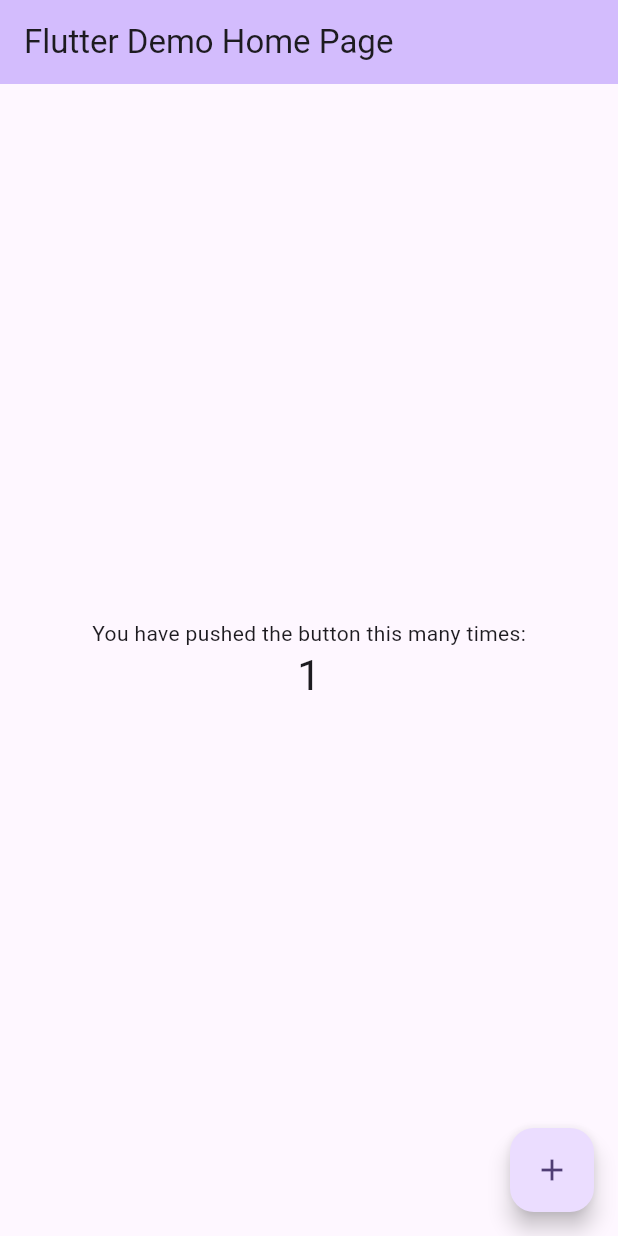
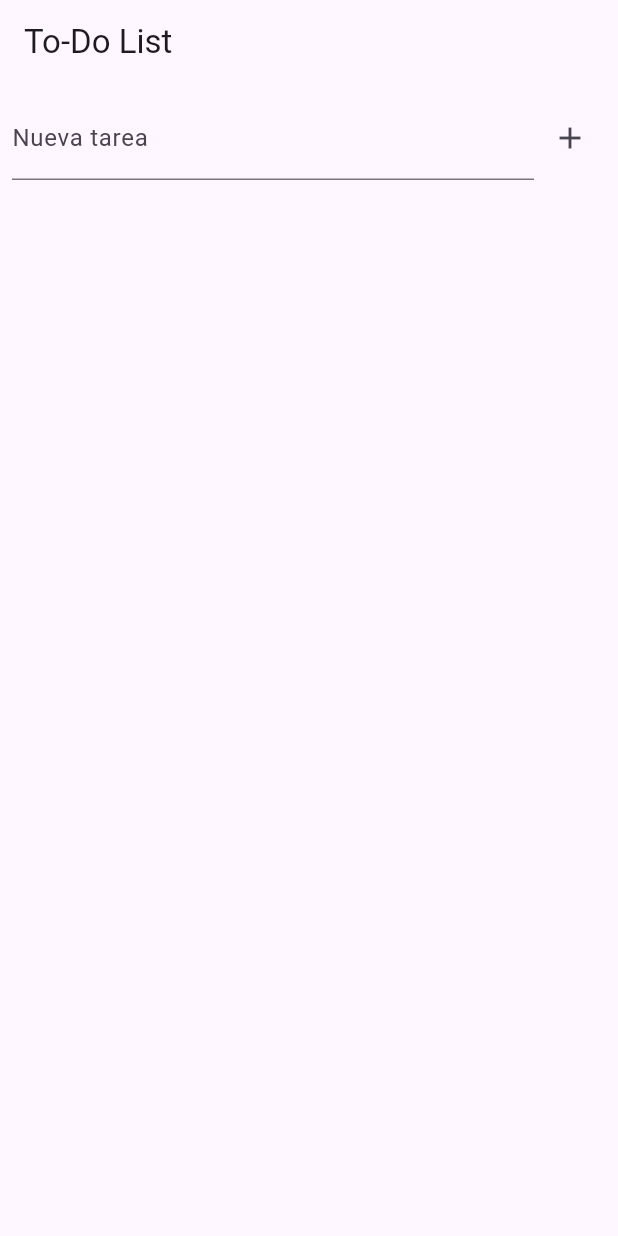
Before and after one commit to pepecode1/PuzzleToDo-flutter, a Flutter app: the screen it shows after launch, after a tap on the "add" icon, on a phone screen of 412 x 824 dp. Run offline on Flutter 3.47's test engine with Material 3 defaults, Android fonts, the phone set to English and light mode, and no system bars; our stand-ins replace shared_preferences.

Commit message:
Application, model, service, configuration

```diff
--- a/lib/main.dart
+++ b/lib/main.dart
@@ -1,4 +1,5 @@
 import 'package:flutter/material.dart';
+import 'screens/home_screen.dart';
 
 void main() {
   runApp(const MyApp());
@@ -11,112 +12,9 @@ class MyApp extends StatelessWidget {
   @override
   Widget build(BuildContext context) {
     return MaterialApp(
-      title: 'Flutter Demo',
-      theme: ThemeData(
-        // This is the theme of your application.
-        //
-        // TRY THIS: Try running your application with "flutter run". You'll see
-        // the application has a purple toolbar. Then, without quitting the app,
-        // try changing the seedColor in the colorScheme below to Colors.green
-        // and then invoke "hot reload" (save your changes or press the "hot
-        // reload" button in a Flutter-supported IDE, or press "r" if you used
-        // the command line to start the app).
-        //
-        // Notice that the counter didn't reset back to zero; the application
-        // state is not lost during the reload. To reset the state, use hot
-        // restart instead.
-        //
-        // This works for code too, not just values: Most code changes can be
-        // tested with just a hot reload.
-        colorScheme: ColorScheme.fromSeed(seedColor: Colors.deepPurple),
-      ),
-      home: const MyHomePage(title: 'Flutter Demo Home Page'),
+      title: 'To-Do List App',
+      theme: ThemeData(primarySwatch: Colors.blue),
+      home: HomeScreen(),
     );
   }
 }
-
-class MyHomePage extends StatefulWidget {
-  const MyHomePage({super.key, required this.title});
-
-  // This widget is the home page of your application. It is stateful, meaning
-  // that it has a State object (defined below) that contains fields that affect
-  // how it looks.
-
-  // This class is the configuration for the state. It holds the values (in this
-  // case the title) provided by the parent (in this case the App widget) and
-  // used by the build method of the State. Fields in a Widget subclass are
-  // always marked "final".
-
-  final String title;
-
-  @override
-  State<MyHomePage> createState() => _MyHomePageState();
-}
-
-class _MyHomePageState extends State<MyHomePage> {
-  int _counter = 0;
-
-  void _incrementCounter() {
-    setState(() {
-      // This call to setState tells the Flutter framework that something has
-      // changed in this State, which causes it to rerun the build method below
-      // so that the display can reflect the updated values. If we changed
-      // _counter without calling setState(), then the build method would not be
-      // called again, and so nothing would appear to happen.
-      _counter++;
-    });
-  }
-
-  @override
-  Widget build(BuildContext context) {
-    // This method is rerun every time setState is called, for instance as done
-    // by the _incrementCounter method above.
-    //
-    // The Flutter framework has been optimized to make rerunning build methods
-    // fast, so that you can just rebuild anything that needs updating rather
-    // than having to individually change instances of widgets.
-    return Scaffold(
-      appBar: AppBar(
-        // TRY THIS: Try changing the color here to a specific color (to
-        // Colors.amber, perhaps?) and trigger a hot reload to see the AppBar
-        // change color while the other colors stay the same.
-        backgroundColor: Theme.of(context).colorScheme.inversePrimary,
-        // Here we take the value from the MyHomePage object that was created by
-        // the App.build method, and use it to set our appbar title.
-        title: Text(widget.title),
-      ),
-      body: Center(
-        // Center is a layout widget. It takes a single child and positions it
-        // in the middle of the parent.
-        child: Column(
-          // Column is also a layout widget. It takes a list of children and
-          // arranges them vertically. By default, it sizes itself to fit its
-          // children horizontally, and tries to be as tall as its parent.
-          //
-          // Column has various properties to control how it sizes itself and
-          // how it positions its children. Here we use mainAxisAlignment to
-          // center the children vertically; the main axis here is the vertical
-          // axis because Columns are vertical (the cross axis would be
-          // horizontal).
-          //
-          // TRY THIS: Invoke "debug painting" (choose the "Toggle Debug Paint"
-          // action in the IDE, or press "p" in the console), to see the
-          // wireframe for each widget.
-          mainAxisAlignment: MainAxisAlignment.center,
-          children: <Widget>[
-            const Text('You have pushed the button this many times:'),
-            Text(
-              '$_counter',
-              style: Theme.of(context).textTheme.headlineMedium,
-            ),
-          ],
-        ),
-      ),
-      floatingActionButton: FloatingActionButton(
-        onPressed: _incrementCounter,
-        tooltip: 'Increment',
-        child: const Icon(Icons.add),
-      ), // This trailing comma makes auto-formatting nicer for build methods.
-    );
-  }
-}
--- /dev/null
+++ b/lib/models/task.dart
@@ -0,0 +1,11 @@
+class Task {
+  String title;
+  bool isCompleted;
+
+  Task({required this.title, this.isCompleted = false});
+
+  Map<String, dynamic> toJson() => {'title': title, 'isCompleted': isCompleted};
+
+  factory Task.fromJson(Map<String, dynamic> json) =>
+      Task(title: json['title'], isCompleted: json['isCompleted']);
+}
--- /dev/null
+++ b/lib/screens/home_screen.dart
@@ -0,0 +1,101 @@
+import 'package:flutter/material.dart';
+import '../models/task.dart';
+import '../services/task_service.dart';
+
+class HomeScreen extends StatefulWidget {
+  @override
+  _HomeScreenState createState() => _HomeScreenState();
+}
+
+class _HomeScreenState extends State<HomeScreen> {
+  final TaskService _taskService = TaskService();
+  List<Task> _tasks = [];
+  final TextEditingController _controller = TextEditingController();
+
+  @override
+  void initState() {
+    super.initState();
+    _loadTasks();
+  }
+
+  Future<void> _loadTasks() async {
+    final tasks = await _taskService.loadTasks();
+    setState(() {
+      _tasks = tasks;
+    });
+  }
+
+  Future<void> _addTask() async {
+    if (_controller.text.isNotEmpty) {
+      setState(() {
+        _tasks.add(Task(title: _controller.text));
+      });
+      await _taskService.saveTasks(_tasks);
+      _controller.clear();
+    }
+  }
+
+  Future<void> _toggleTask(int index) async {
+    setState(() {
+      _tasks[index].isCompleted = !_tasks[index].isCompleted;
+    });
+    await _taskService.saveTasks(_tasks);
+  }
+
+  Future<void> _deleteTask(int index) async {
+    setState(() {
+      _tasks.removeAt(index);
+    });
+    await _taskService.saveTasks(_tasks);
+  }
+
+  @override
+  Widget build(BuildContext context) {
+    return Scaffold(
+      appBar: AppBar(title: Text('To-Do List')),
+      body: Column(
+        children: [
+          Padding(
+            padding: EdgeInsets.all(8.0),
+            child: Row(
+              children: [
+                Expanded(
+                  child: TextField(
+                    controller: _controller,
+                    decoration: InputDecoration(labelText: 'Nueva tarea'),
+                  ),
+                ),
+                IconButton(icon: Icon(Icons.add), onPressed: _addTask),
+              ],
+            ),
+          ),
+          Expanded(
+            child: ListView.builder(
+              itemCount: _tasks.length,
+              itemBuilder: (context, index) {
+                return ListTile(
+                  title: Text(
+                    _tasks[index].title,
+                    style: TextStyle(
+                      decoration: _tasks[index].isCompleted
+                          ? TextDecoration.lineThrough
+                          : null,
+                    ),
+                  ),
+                  leading: Checkbox(
+                    value: _tasks[index].isCompleted,
+                    onChanged: (_) => _toggleTask(index),
+                  ),
+                  trailing: IconButton(
+                    icon: Icon(Icons.delete),
+                    onPressed: () => _deleteTask(index),
+                  ),
+                );
+              },
+            ),
+          ),
+        ],
+      ),
+    );
+  }
+}
--- /dev/null
+++ b/lib/services/task_service.dart
@@ -0,0 +1,23 @@
+import 'dart:convert';
+import 'package:shared_preferences/shared_preferences.dart';
+import '../models/task.dart';
+
+class TaskService {
+  static const String _key = 'tasks';
+
+  Future<List<Task>> loadTasks() async {
+    final prefs = await SharedPreferences.getInstance();
+    final String? tasksJson = prefs.getString(_key);
+    if (tasksJson == null) return [];
+    final List<dynamic> tasksList = jsonDecode(tasksJson);
+    return tasksList.map((json) => Task.fromJson(json)).toList();
+  }
+
+  Future<void> saveTasks(List<Task> tasks) async {
+    final prefs = await SharedPreferences.getInstance();
+    final String tasksJson = jsonEncode(
+      tasks.map((task) => task.toJson()).toList(),
+    );
+    await prefs.setString(_key, tasksJson);
+  }
+}
--- a/pubspec.yaml
+++ b/pubspec.yaml
@@ -2,7 +2,7 @@ name: todo_list_app
 description: "A new Flutter project."
 # The following line prevents the package from being accidentally published to
 # pub.dev using `flutter pub publish`. This is preferred for private packages.
-publish_to: 'none' # Remove this line if you wish to publish to pub.dev
+publish_to: "none" # Remove this line if you wish to publish to pub.dev
 
 # The following defines the version and build number for your application.
 # A version number is three numbers separated by dots, like 1.2.43
@@ -30,7 +30,7 @@ environment:
 dependencies:
   flutter:
     sdk: flutter
-
+  shared_preferences: ^2.1.2
   # The following adds the Cupertino Icons font to your application.
   # Use with the CupertinoIcons class for iOS style icons.
   cupertino_icons: ^1.0.8
@@ -51,7 +51,6 @@ dev_dependencies:
 
 # The following section is specific to Flutter packages.
 flutter:
-
   # The following line ensures that the Material Icons font is
   # included with your application, so that you can use the icons in
   # the material Icons class.
```
Also changed, not shown: pubspec.lock, 15 other files.
